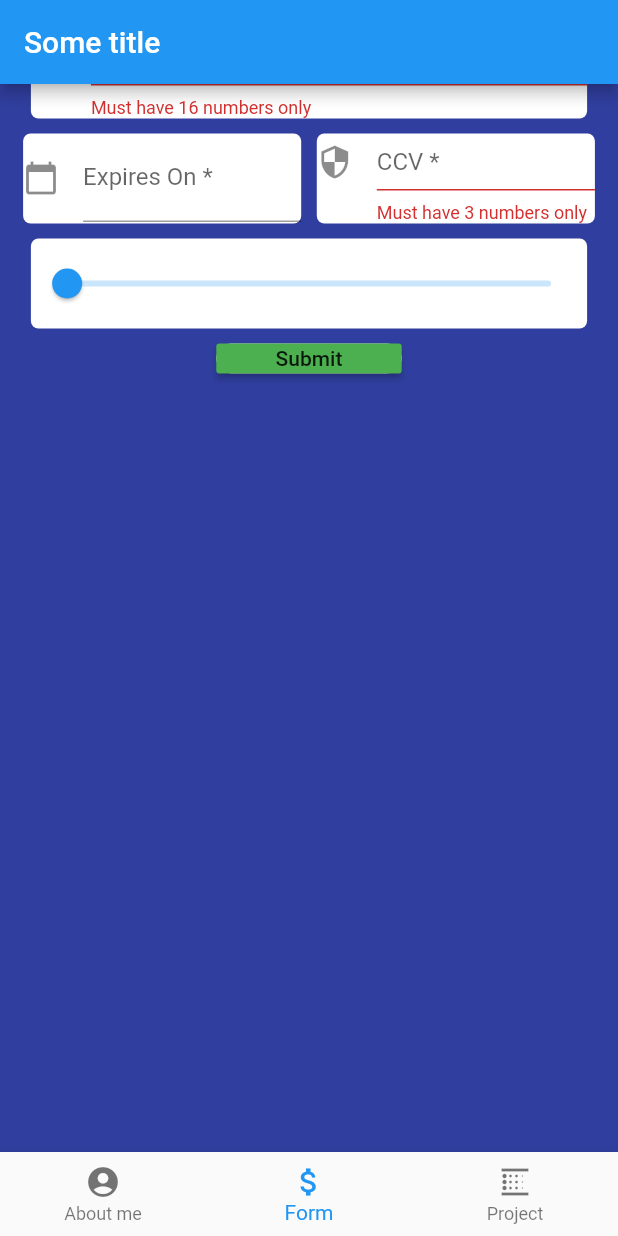
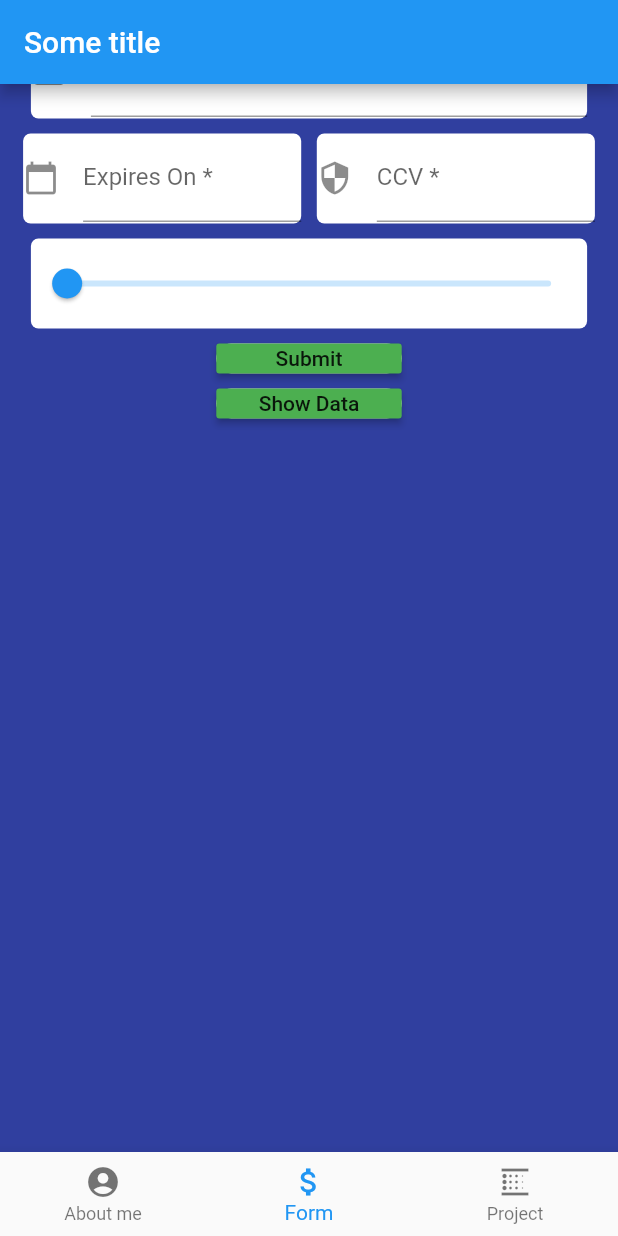
Before and after one commit to mfkpfurlan/acvt_2_mobile, a Flutter app: the screen it shows after launch, item 2 of the bottom bar chosen, scrolled down 112 dp, after a tap on "Submit", on a phone screen of 412 x 824 dp. Run offline on Flutter 3.47's test engine with Material 2 defaults, Android fonts, the phone set to English and light mode, and no system bars; our stand-ins replace sqflite; accounts and stored records are empty; statements that could not run were skipped.

Commit message:
saving but data is empty

```diff
--- /dev/null
+++ b/lib/cardDb/card.dart
@@ -0,0 +1,65 @@
+class Card{
+  //attr, getters, setters, toMap()
+  int _id;
+  String _name;
+  int _number;
+  String _expireOn;
+  int _ccv;
+
+  Card(this._name, this._number, this._expireOn, this._ccv);
+
+  Card.withId(this._id, this._name, this._number, this._expireOn, this._ccv);
+
+  Card.fromMap(map) {
+    this._id = map["id"];
+    this._name = map["title"];
+    this._number = map["number"];
+    this._expireOn = map["expireOn"];
+    this._ccv = map["ccv"];
+  }
+
+  int get id => _id;
+  String get name => _name;
+  int get number => _number;
+  String get expireOn => _expireOn;
+  int get ccv => _ccv;
+
+  set name(String name) {
+    if (name.length > 0) {
+      this._name = name;
+    }
+  }
+
+  set number(int number) {
+    if (number > 0) {
+      this._number = number;
+    }
+  }
+
+  set expireOn(String expireOn) {
+    if (expireOn.length > 0) {
+      this._expireOn = expireOn;
+    }
+  }
+
+  set ccv(int ccv) {
+    if (ccv > 0) {
+      this._ccv = ccv;
+    }
+  }
+
+  toMap() {
+    var map = Map<String, dynamic>();
+
+    if (_id != null) {
+      map["id"] = _id;
+    }
+
+    map["name"] = _name;
+    map["number"] = _number;
+    map["expireOn"] = _expireOn;
+    map["ccv"] = _ccv;
+
+    return map;
+  }
+}
--- /dev/null
+++ b/lib/cardDb/card_database_helper.dart
@@ -0,0 +1,104 @@
+import "dart:io";
+import 'package:actv2_form/cardDb/card.dart';
+import "package:sqflite/sqflite.dart";
+import "package:path_provider/path_provider.dart";
+
+
+class DatabaseHelper {
+  //instance
+  DatabaseHelper._createInstance();
+  static DatabaseHelper helper = DatabaseHelper._createInstance();
+  static Database _database;
+
+  //table name and columns
+  String cardTable = "card_table";
+  String colId = "id";
+  String colName = "name";
+  String colNumber = "number";
+  String colExpireOn = "expireOn";
+  String colCcv = "ccv";
+
+  //load/get db
+  Future<Database> get database async {
+    if (_database == null) {
+      _database = await initializeDatabase();
+    }
+    return _database;
+  }
+
+  //initialize
+  Future<Database> initializeDatabase() async {
+    Directory directory = await getApplicationDocumentsDirectory();
+    String path = directory.path + "cards.db";
+
+    var cardsDatabase = await openDatabase(path, version: 1, onCreate: _createDb);
+
+    return cardsDatabase;
+  }
+
+  //create table
+  _createDb(Database db, int newVersion) async {
+    await db.execute(
+      "CREATE TABLE $cardTable ($colId INTEGER PRIMARY KEY AUTOINCREMENT, $colName text, $colNumber INTEGER, $colExpireOn text, $colCcv INTEGER)"
+      );
+  }
+
+  //insert obj
+  insertCard(Card card) async {
+    Database db = await this.database;
+    // var result = await db.rawInsert("INSERT ...");
+    var result = await db.insert(cardTable, card.toMap());
+    return result;
+  }
+
+  //select all
+  getCardMapList() async {
+    Database db = await this.database;
+    var result = await db.rawQuery(
+      "SELECT * FROM $cardTable ORDER BY $colName ASC"
+    );
+    return result;
+  }
+
+  //get all
+  getCardList() async {
+    var cardMapList = await getCardMapList();
+    int count = cardMapList.length;
+    List<Card> cardList = List<Card>();
+
+    for (int i = 0; i < count; i++) {
+      cardList.add(Card.fromMap(cardMapList[i]));
+    }
+    return cardList;
+  }
+
+  //update set on
+  updateCard(Card card) async {
+    Database db = await this.database;
+    // var result = await db.rawUpdate("...");
+    var result = await db.update(
+      cardTable, card.toMap(),
+      where: "$colId = ?",
+      whereArgs: [card.id]
+    );
+    return result;
+  }
+
+  //delete from where
+  deleteCard(int id) async {
+    Database db = await this.database;
+    int result = await db.rawDelete(
+      "DELETE FROM $cardTable WHERE $colId = $id"
+    );
+    // var result = await db.delete(...);
+    return result;
+  }
+
+  //count
+  getCount() async {
+    Database db = await this.database;
+    var count = await db.rawQuery("SELECT COUNT(*) FROM $cardTable");
+    int result = Sqflite.firstIntValue(count);
+    return result;
+  }
+}
--- /dev/null
+++ b/lib/cardDb/card_model.dart
@@ -0,0 +1,26 @@
+import 'package:actv2_form/cardDb/card.dart';
+import 'package:actv2_form/cardDb/card_database_helper.dart';
+import 'package:scoped_model/scoped_model.dart';
+
+class CardModel extends Model {
+  int _stackIndex = 0;
+  Card _card = Card("", 0, "", 0);
+  List cardList = [];
+
+  get stackIndex => _stackIndex;
+  set stackIndex(int stackIndex) {
+    _stackIndex = stackIndex;
+    notifyListeners();
+  }
+
+  get card => _card;
+  set card(Card card) {
+    _card = card;
+    notifyListeners();
+  }
+
+  loadData() async {
+    cardList = await DatabaseHelper.helper.getCardList();
+    notifyListeners();
+  }
+}
--- a/lib/pageForm.dart
+++ b/lib/pageForm.dart
@@ -1,7 +1,9 @@
+import 'package:actv2_form/cardDb/card_database_helper.dart';
+import 'package:actv2_form/cardDb/card_model.dart';
 import 'package:flutter/material.dart';
+import 'package:scoped_model/scoped_model.dart';
 
 class PageCreditCardForm extends StatefulWidget {
-
   PageCreditCardForm();
 
   @override
@@ -9,14 +11,23 @@ class PageCreditCardForm extends StatefulWidget {
 }
 
 class _PageCreditCardFormState extends State<PageCreditCardForm> {
-
   final creditCardFormKey = GlobalKey<FormState>();
 
   String name, number, expireOn, ccv;
   double ammount = 0.5;
 
+  final CardModel cardModel = new CardModel();
+
+  // _PageCreditCardFormState() {
+  //   cardModel.loadData();
+  // }
+
   @override
   Widget build(BuildContext context) {
+    return ScopedModel<CardModel>(
+      model: cardModel,
+      child: ScopedModelDescendant<CardModel>(
+        builder: (inContext, inChild, CardModel inModel) {
           return Center(
             child: ListView(
               children: <Widget>[
@@ -39,7 +50,8 @@ class _PageCreditCardFormState extends State<PageCreditCardForm> {
                               children: <Widget>[
                                 Container(
                                   height: 60,
-                            width: MediaQuery.of(context).size.width * 0.90,
+                                  width:
+                                      MediaQuery.of(context).size.width * 0.90,
                                   decoration: BoxDecoration(
                                     color: Colors.white,
                                     borderRadius: BorderRadius.all(
@@ -47,7 +59,8 @@ class _PageCreditCardFormState extends State<PageCreditCardForm> {
                                     ),
                                   ),
                                   child: TextFormField(
-                              textCapitalization: TextCapitalization.characters,
+                                    textCapitalization:
+                                        TextCapitalization.characters,
                                     keyboardType: TextInputType.text,
                                     decoration: InputDecoration(
                                       icon: Icon(Icons.person),
@@ -60,7 +73,8 @@ class _PageCreditCardFormState extends State<PageCreditCardForm> {
                                           : null);
                                     },
                                     onSaved: (String inValue) {
-                                name = inValue;
+                                      // name = inValue;
+                                      inModel.card.name = inValue;
                                     },
                                   ),
                                 ),
@@ -74,7 +88,8 @@ class _PageCreditCardFormState extends State<PageCreditCardForm> {
                               children: <Widget>[
                                 Container(
                                   height: 60,
-                            width: MediaQuery.of(context).size.width * 0.90,
+                                  width:
+                                      MediaQuery.of(context).size.width * 0.90,
                                   decoration: BoxDecoration(
                                     color: Colors.white,
                                     borderRadius: BorderRadius.all(
@@ -95,7 +110,8 @@ class _PageCreditCardFormState extends State<PageCreditCardForm> {
                                           : "Must have 16 numbers only";
                                     },
                                     onSaved: (String inValue) {
-                                number = inValue;
+                                      // number = inValue;
+                                      inModel.card.number = inValue;
                                     },
                                   ),
                                 ),
@@ -109,7 +125,8 @@ class _PageCreditCardFormState extends State<PageCreditCardForm> {
                               children: <Widget>[
                                 Container(
                                   height: 60,
-                            width: MediaQuery.of(context).size.width * 0.45,
+                                  width:
+                                      MediaQuery.of(context).size.width * 0.45,
                                   decoration: BoxDecoration(
                                     color: Colors.white,
                                     borderRadius: BorderRadius.all(
@@ -127,13 +144,15 @@ class _PageCreditCardFormState extends State<PageCreditCardForm> {
                                       return null;
                                     },
                                     onSaved: (String inValue) {
-                                expireOn = inValue;
+                                      // expireOn = inValue;
+                                      inModel.card.expireOn = inValue;
                                     },
                                   ),
                                 ),
                                 Container(
                                   height: 60,
-                            width: MediaQuery.of(context).size.width * 0.45,
+                                  width:
+                                      MediaQuery.of(context).size.width * 0.45,
                                   decoration: BoxDecoration(
                                     color: Colors.white,
                                     borderRadius: BorderRadius.all(
@@ -148,12 +167,14 @@ class _PageCreditCardFormState extends State<PageCreditCardForm> {
                                       labelText: "CCV *",
                                     ),
                                     validator: (String inValue) {
-                                return inValue.length == 3 && isNumeric(inValue)
+                                      return inValue.length == 3 &&
+                                              isNumeric(inValue)
                                           ? null
                                           : "Must have 3 numbers only";
                                     },
                                     onSaved: (String inValue) {
-                                ccv = inValue;
+                                      // ccv = inValue;
+                                      inModel.card.ccv = inValue;
                                     },
                                   ),
                                 ),
@@ -179,7 +200,27 @@ class _PageCreditCardFormState extends State<PageCreditCardForm> {
                                     setState(() {
                                       ammount = value;
                                     });
+                                  }),
+                            ),
+                          ),
+                          Padding(
+                            padding: EdgeInsets.all(5.0),
+                            child: Container(
+                              height: 20,
+                              width: MediaQuery.of(context).size.width * 0.3,
+                              decoration: BoxDecoration(
+                                color: Colors.white,
+                                borderRadius: BorderRadius.all(
+                                  Radius.circular(15),
+                                ),
+                              ),
+                              child: RaisedButton(
+                                onPressed: () {
+                                  _saveOnDatabase(inModel);
+                                  print(inModel.card.name);
                                 },
+                                color: Colors.green[500],
+                                child: Text('Submit'),
                               ),
                             ),
                           ),
@@ -196,10 +237,10 @@ class _PageCreditCardFormState extends State<PageCreditCardForm> {
                               ),
                               child: RaisedButton(
                                 onPressed: () {
-                            submit();
+                                  print(_printDataInConsole());
                                 },
                                 color: Colors.green[500],
-                          child: Text('Submit'),
+                                child: Text('Show Data'),
                               ),
                             ),
                           ),
@@ -209,6 +250,9 @@ class _PageCreditCardFormState extends State<PageCreditCardForm> {
                   ),
                 ),
               ],
+            ),
+          );
+        },
       ),
     );
   }
@@ -226,4 +270,23 @@ class _PageCreditCardFormState extends State<PageCreditCardForm> {
     }
     return double.tryParse(s) != null;
   }
+
+  _saveOnDatabase(CardModel inModel) async {
+    var helper = DatabaseHelper.helper;
+    if (inModel.card.id != null) {
+      await helper.updateCard(inModel.card);
+    } else {
+      await helper.insertCard(inModel.card);
     }
+    helper.getCount().then((valor) {
+      print("Valor = $valor");
+    });
+    inModel.loadData();
+  }
+
+  _printDataInConsole() async {
+    var cards =  await DatabaseHelper.helper.getCardMapList().then((card) {
+      print(card);
+    });
+  }
+}
--- a/pubspec.yaml
+++ b/pubspec.yaml
@@ -23,7 +23,9 @@ environment:
 dependencies:
   flutter:
     sdk: flutter
-
+  sqflite: ^1.3.0
+  path_provider: ^1.6.24
+  scoped_model: ^1.1.0
 
   # The following adds the Cupertino Icons font to your application.
   # Use with the CupertinoIcons class for iOS style icons.
```
Also changed, not shown: lib/db/note.dart (added, +53 -0 lines), lib/db/note_database_helper.dart (added, +90 -0 lines), lib/db/note_list.dart (added, +76 -0 lines), lib/db/notes_entry.dart (added, +130 -0 lines), lib/db/notes_model.dart (added, +32 -0 lines), lib/db/notes_view.dart (added, +27 -0 lines), pubspec.lock. Lines whose indentation alone changed are shown as unchanged.
